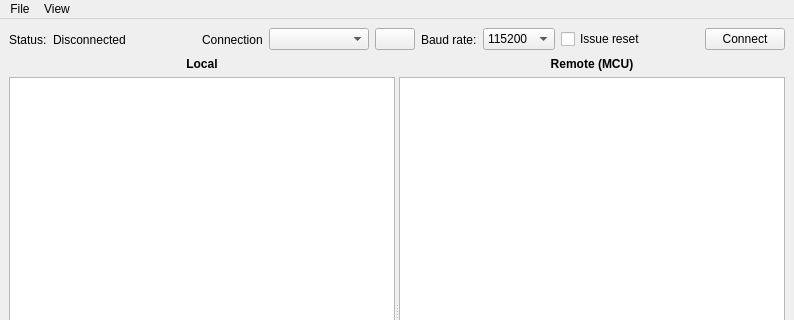
This is gui/qt/mainwindow.ui in BetaRavener/uPyLoader as Qt 5 draws it before an edit; both pictures show x 0 to 794 and y 0 to 320 of the 794 by 597 pixel window. The edited form follows.
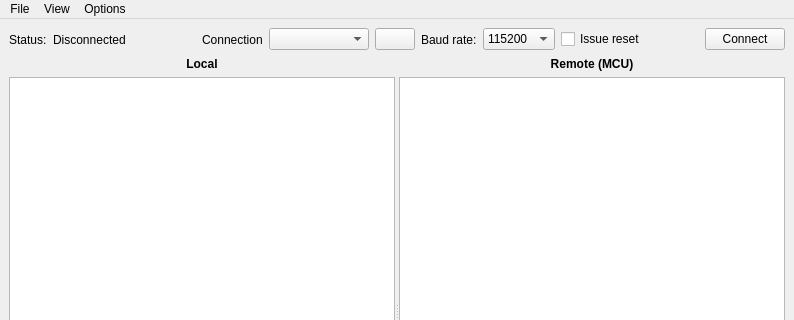
This is the edited form. Icons and pictures are not drawn.

The edit to the form file:
```diff
--- a/gui/qt/mainwindow.ui
+++ b/gui/qt/mainwindow.ui
@@ -491,8 +491,15 @@
     <addaction name="actionTerminal"/>
     <addaction name="actionCode_Editor"/>
    </widget>
+   <widget class="QMenu" name="menuOptions">
+    <property name="title">
+     <string>Options</string>
+    </property>
+    <addaction name="actionSettings"/>
+   </widget>
    <addaction name="menuFile"/>
    <addaction name="menuView"/>
+   <addaction name="menuOptions"/>
   </widget>
   <widget class="QStatusBar" name="statusbar"/>
   <action name="actionNavigate">
```
Left out of the diff: 5 changed lines with no effect on the pictures.
